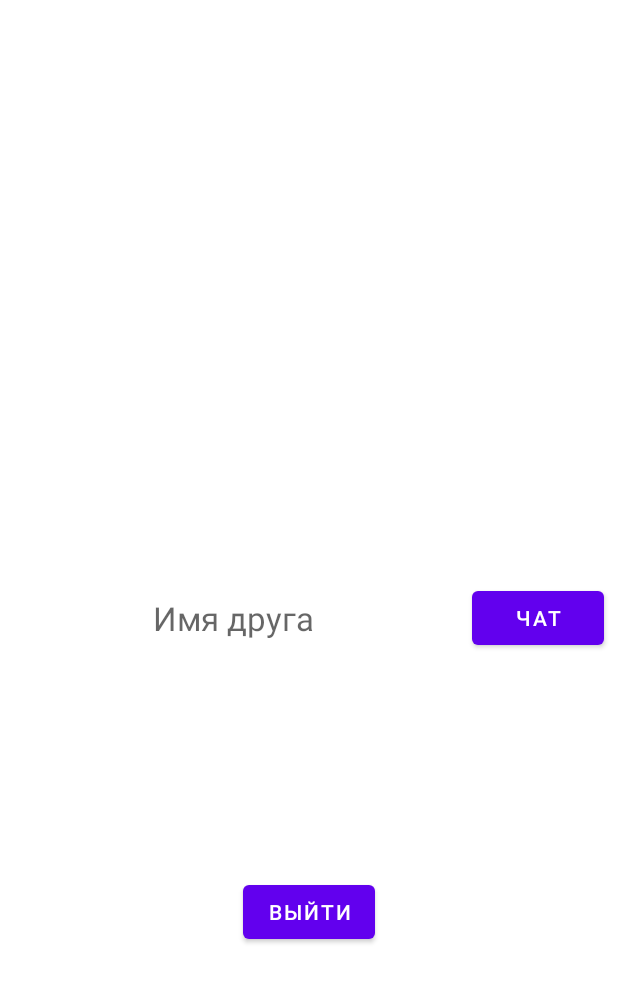
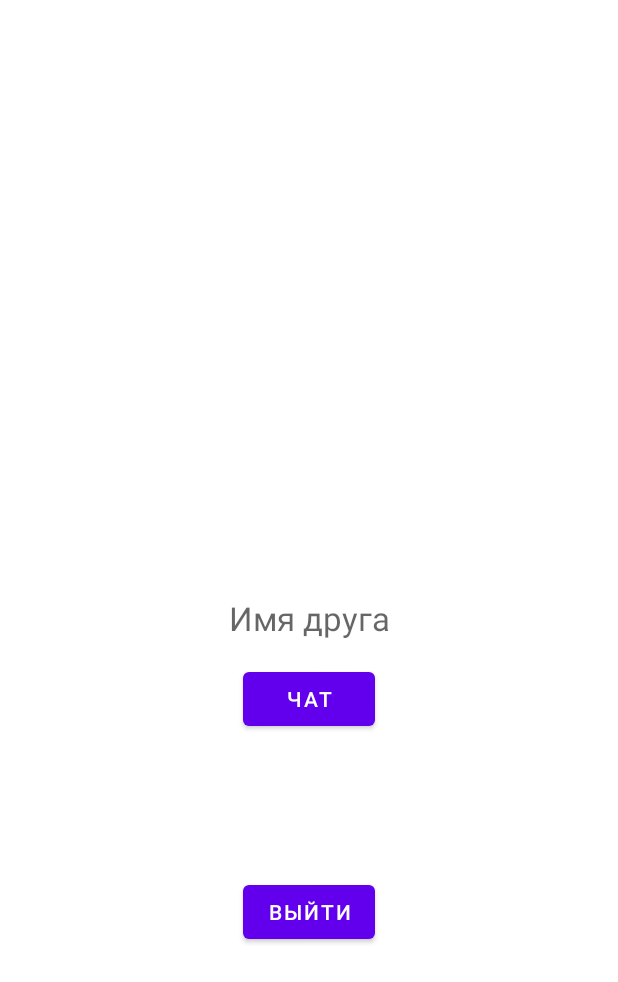
Before and after one commit to Impulseone/AgoraTestAndroid, an Android app: the layout scene_main.xml on its own in the app's theme, with its tools: preview values and no code run, on a phone screen of 412 x 824 dp. Shown: the top 982 px of the screen. Run offline under Robolectric (Android 15) with nearby library versions, the phone set to English and light mode, and no system bars.

Commit message:
interface upd

```diff
--- a/app/src/main/java/com/example/agoratestandroid/scenes/main/MainViewModel.kt
+++ b/app/src/main/java/com/example/agoratestandroid/scenes/main/MainViewModel.kt
@@ -27,6 +27,7 @@ class MainViewModel(private val authService: AuthService) : BaseViewModel() {
     }
 
     fun onChatClicked(){
+        viewModelScope
         launchChatScreen.call()
     }
 
--- a/app/src/main/res/layout/scene_main.xml
+++ b/app/src/main/res/layout/scene_main.xml
@@ -21,6 +21,7 @@
         android:padding="5dp"
         android:textSize="22sp"
         app:layout_constraintBottom_toBottomOf="parent"
+        app:layout_constraintEnd_toEndOf="parent"
         app:layout_constraintStart_toStartOf="parent"
         app:layout_constraintTop_toTopOf="parent" />
 
@@ -28,11 +29,11 @@
         android:id="@+id/chat_btn"
         android:layout_width="wrap_content"
         android:layout_height="wrap_content"
+        android:layout_marginTop="10dp"
         android:text="@string/scr_main_chat_btn_name"
-        app:layout_constraintBottom_toBottomOf="parent"
         app:layout_constraintEnd_toEndOf="parent"
-        app:layout_constraintStart_toEndOf="@+id/friendName_et"
-        app:layout_constraintTop_toTopOf="parent" />
+        app:layout_constraintStart_toStartOf="parent"
+        app:layout_constraintTop_toBottomOf="@+id/friendName_et" />
 
     <Button
         android:id="@+id/logout_btn"
```
Also changed, not shown: app/src/main/res/drawable/arrow_circle_up.xml (added, +10 -0 lines), app/src/main/res/layout/scene_personal_chat.xml (+18 -7 lines).
